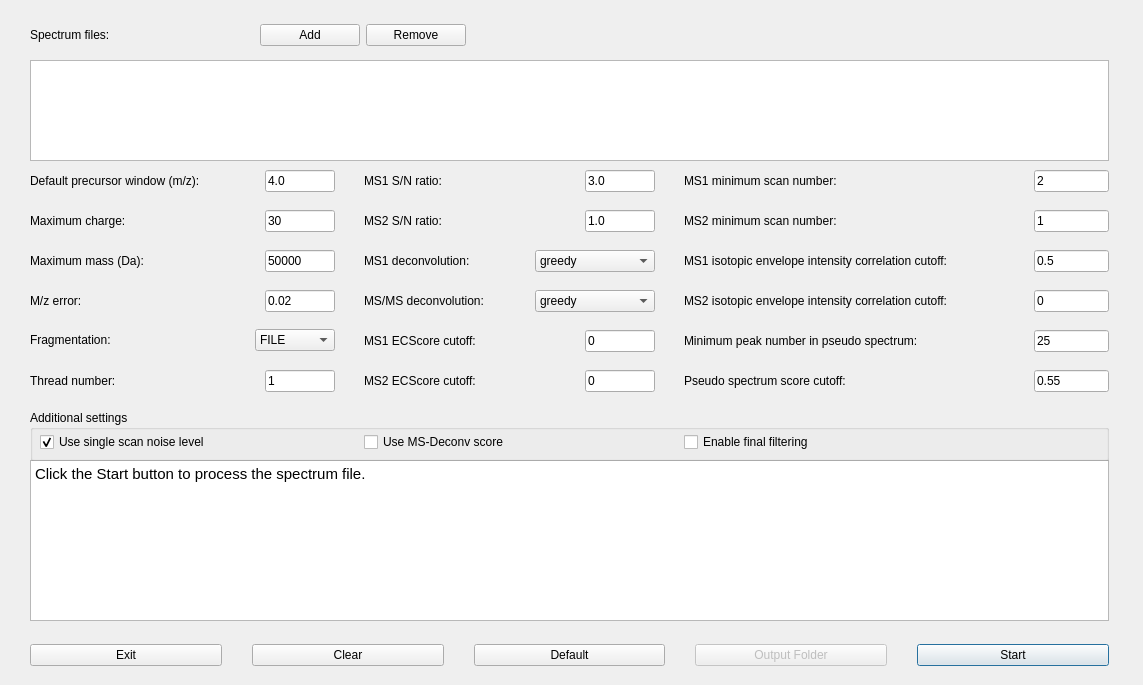
Qt form src/gui/topdia/topdiadialog.ui (toppic-suite/toppic-suite) before a commit.
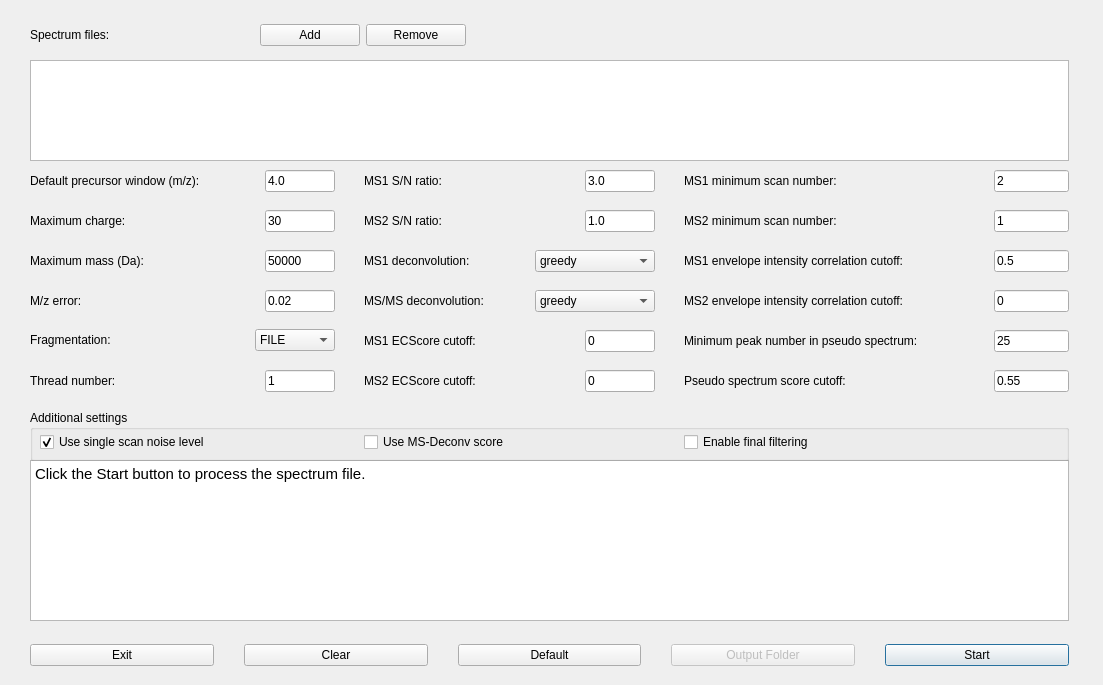
The same form after that commit. Icons and pictures are not drawn.

Commit message:
topdia_gui: "MS1/MS2 envelope intensity correlation cutoff:" without "isotopic"; the right column's rows shrink from 425 to 385 pixels and the window from 1143 to 1103; CLAUDE.md
Checked offscreen in Ubuntu Sans 11 and Sans Serif 9: no label or drop-down
is cut (tightest in Ubuntu Sans 11: Fragmentation 4 pixels, "Minimum peak
number in pseudo spectrum:" 6, "Maximum mass (Da):" 8).

Claude-Session: https://claude.ai/code/session_019TJGxsU7Gcd1dWkTPF1X8h

Diff of the .ui file:
```diff
--- a/src/gui/topdia/topdiadialog.ui
+++ b/src/gui/topdia/topdiadialog.ui
@@ -6,7 +6,7 @@
    <rect>
     <x>0</x>
     <y>0</y>
-    <width>1143</width>
+    <width>1103</width>
     <height>685</height>
    </rect>
   </property>
@@ -18,13 +18,13 @@
   </property>
   <property name="minimumSize">
    <size>
-    <width>1143</width>
+    <width>1103</width>
     <height>685</height>
    </size>
   </property>
   <property name="maximumSize">
    <size>
-    <width>1143</width>
+    <width>1103</width>
     <height>685</height>
    </size>
   </property>
@@ -292,7 +292,7 @@
      <rect>
       <x>30</x>
       <y>630</y>
-      <width>1079</width>
+      <width>1039</width>
       <height>50</height>
      </rect>
     </property>
@@ -407,7 +407,7 @@
      <rect>
       <x>30</x>
       <y>460</y>
-      <width>1079</width>
+      <width>1039</width>
       <height>161</height>
      </rect>
     </property>
@@ -459,7 +459,7 @@
      <rect>
       <x>30</x>
       <y>60</y>
-      <width>1079</width>
+      <width>1039</width>
       <height>101</height>
      </rect>
     </property>
@@ -513,7 +513,7 @@
      <rect>
       <x>30</x>
       <y>410</y>
-      <width>1079</width>
+      <width>1039</width>
       <height>51</height>
      </rect>
     </property>
@@ -660,7 +660,7 @@
      <rect>
       <x>684</x>
       <y>160</y>
-      <width>425</width>
+      <width>385</width>
       <height>42</height>
      </rect>
     </property>
@@ -704,7 +704,7 @@
      <rect>
       <x>684</x>
       <y>360</y>
-      <width>425</width>
+      <width>385</width>
       <height>42</height>
      </rect>
     </property>
@@ -748,7 +748,7 @@
      <rect>
       <x>684</x>
       <y>320</y>
-      <width>425</width>
+      <width>385</width>
       <height>42</height>
      </rect>
     </property>
@@ -792,7 +792,7 @@
      <rect>
       <x>684</x>
       <y>240</y>
-      <width>425</width>
+      <width>385</width>
       <height>42</height>
      </rect>
     </property>
@@ -806,7 +806,7 @@
         </size>
        </property>
        <property name="text">
-        <string>MS1 isotopic envelope intensity correlation cutoff:</string>
+        <string>MS1 envelope intensity correlation cutoff:</string>
        </property>
       </widget>
      </item>
@@ -836,7 +836,7 @@
      <rect>
       <x>684</x>
       <y>280</y>
-      <width>425</width>
+      <width>385</width>
       <height>42</height>
      </rect>
     </property>
@@ -850,7 +850,7 @@
         </size>
        </property>
        <property name="text">
-        <string>MS2 isotopic envelope intensity correlation cutoff:</string>
+        <string>MS2 envelope intensity correlation cutoff:</string>
        </property>
       </widget>
      </item>
@@ -973,7 +973,7 @@
      <rect>
       <x>684</x>
       <y>200</y>
-      <width>425</width>
+      <width>385</width>
       <height>42</height>
      </rect>
     </property>
```
The commit also changes 1 other file.
